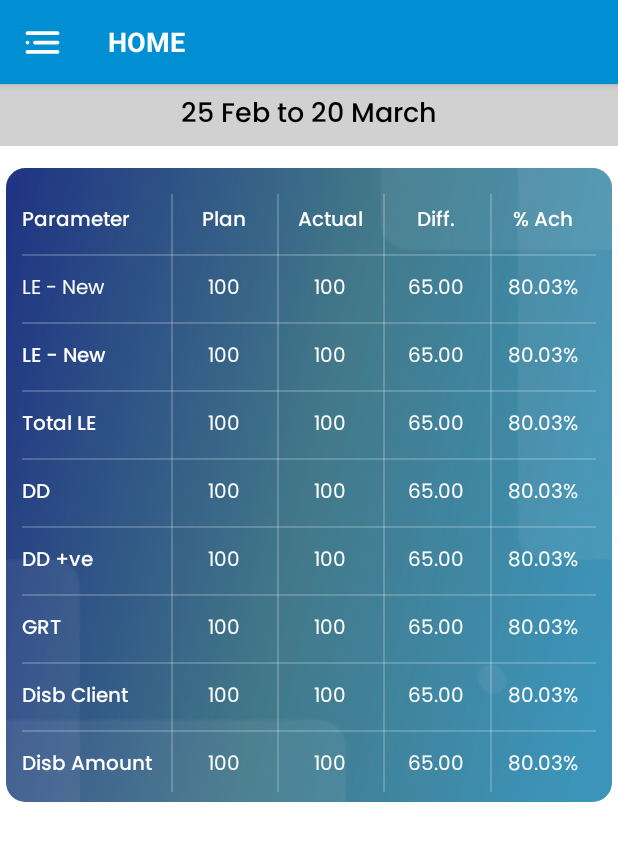
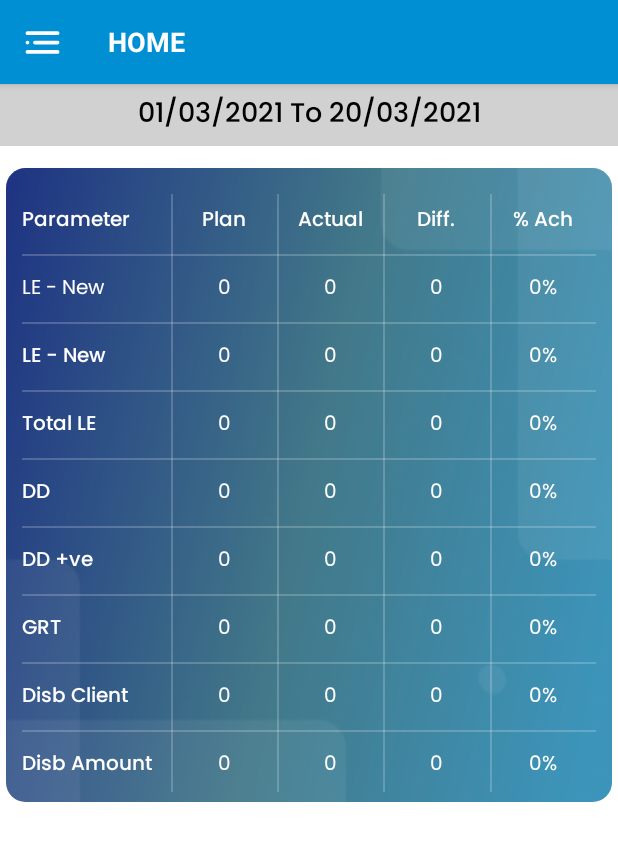
Before and after one commit to hardik24895/LightMicroFinance, an Android app: the fragment BusinessSummaryFragment placed in its activity, on a phone screen of 412 x 824 dp. Shown: the top 841 px of the screen. Run offline under Robolectric (Android 15) with nearby library versions, the phone set to English and light mode, and no system bars; our stand-ins replace RxJava, sdp/ssp sizes; libraries missing offline, so code that uses them is left out: com.blogspot.atifsoftwares, com.github.mikephil.charting; network calls fail; pictures from the network do not load; Roboto replaces fonts that are not available here; 33 statements that could not run were skipped.

Commit message:
collection changes

```diff
--- a/app/src/main/java/com/lightmicrofinance/commonproject/fragment/BusinessSummaryFragment.kt
+++ b/app/src/main/java/com/lightmicrofinance/commonproject/fragment/BusinessSummaryFragment.kt
@@ -5,10 +5,12 @@ import android.os.Bundle
 import android.view.LayoutInflater
 import android.view.View
 import android.view.ViewGroup
+import com.commonProject.extention.getCurrentDate
 import com.commonProject.extention.showAlert
 import com.commonProject.network.CallbackObserver
 import com.commonProject.network.Networking
 import com.commonProject.network.addTo
+import com.commonProject.utils.TimeStamp
 import com.lightmicrofinance.commonproject.databinding.FragementSummaryBusinessBinding
 import com.lightmicrofinance.commonproject.modal.TargetModal
 import io.reactivex.android.schedulers.AndroidSchedulers
@@ -21,6 +23,11 @@ class BusinessSummaryFragment : BaseFragment() {
 
     private val binding get() = _binding!!
 
+    companion object {
+        var StartDate: String = TimeStamp.getStartDateRange()
+        var EndDate: String = getCurrentDate()
+
+    }
 
     override fun onCreateView(
         inflater: LayoutInflater,
@@ -39,6 +46,13 @@ class BusinessSummaryFragment : BaseFragment() {
 
     override fun onViewCreated(view: View, savedInstanceState: Bundle?) {
         super.onViewCreated(view, savedInstanceState)
+
+        binding.txtSelectedDate.text = StartDate + " To " + EndDate
+
+    }
+
+    override fun onResume() {
+        super.onResume()
         getSummaryData()
     }
 
@@ -46,6 +60,8 @@ class BusinessSummaryFragment : BaseFragment() {
         showProgressbar()
         val params = HashMap<String, Any>()
         params["FECode"] = session.user.data?.fECode.toString()
+        params["StartDate"] = StartDate
+        params["EndDate"] = EndDate
 
         Networking
             .with(requireContext())
--- a/app/src/main/res/values/strings.xml
+++ b/app/src/main/res/values/strings.xml
@@ -91,10 +91,10 @@
     <string name="disb_client">Disb Client</string>
     <string name="disb_amount">Disb Amount</string>
 
-    <string name="plan_amount">100</string>
-    <string name="actual_amount">125</string>
-    <string name="diff_amount">65.00</string>
-    <string name="per_achived_amount">80.03%</string>
+    <string name="plan_amount">0</string>
+    <string name="actual_amount">0</string>
+    <string name="diff_amount">0</string>
+    <string name="per_achived_amount">0%</string>
 
 
 </resources>
```
